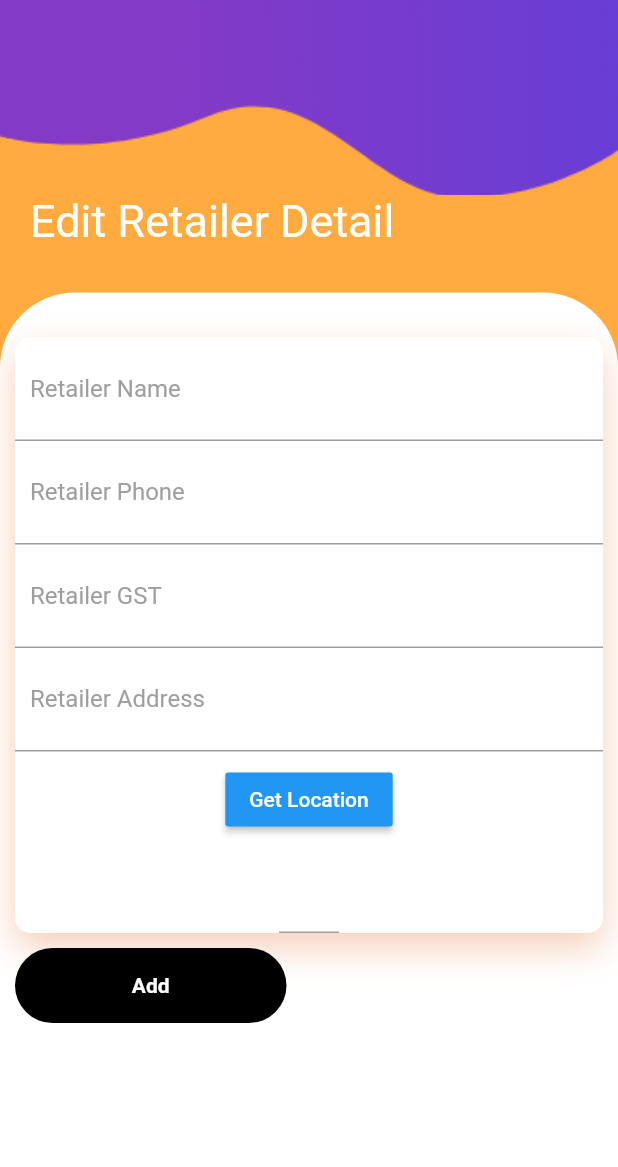
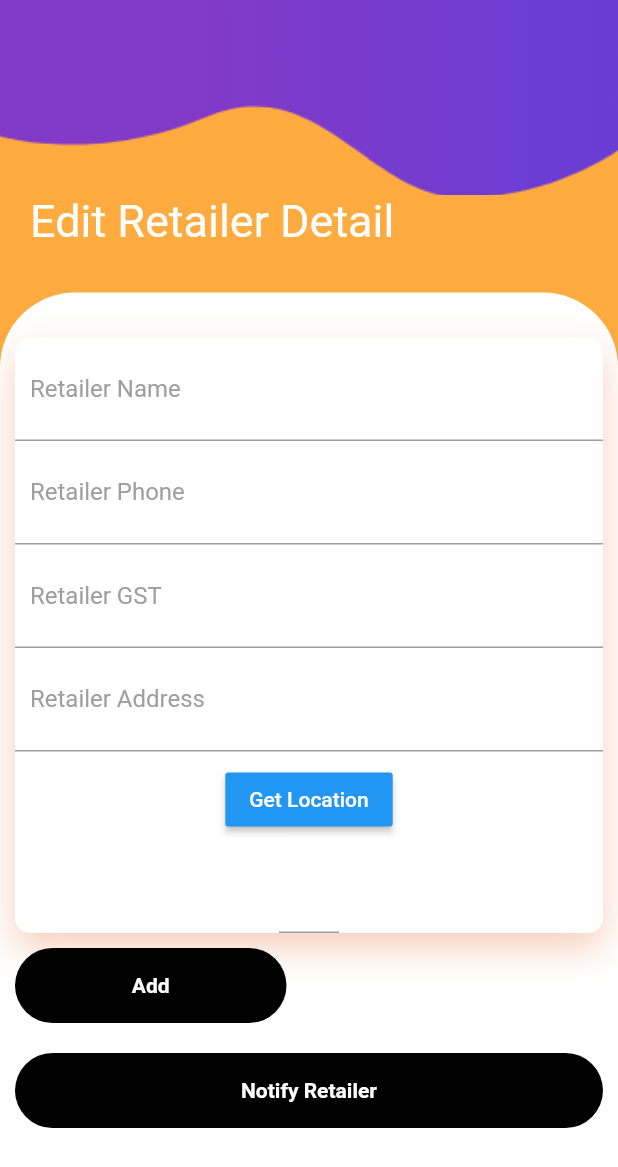
Before and after one commit to Abhii4/ThirdEye_InfoDeck_app, a Flutter app: the EditRetailer screen opened directly, on a phone screen of 412 x 824 dp. Shown: the top 1167 px of the screen. Run offline on Flutter 3.47's test engine with Material 2 defaults, Android fonts, the phone set to English and light mode, and no system bars; our stand-ins replace cloud_firestore, curved_navigation_bar, firebase_auth, geolocator, simple_animations; missing offline and left inert: flutter_open_whatsapp; accounts and stored records are empty.

Commit message:
Added Option to send a notification message to retailer's number before creating his entry.

```diff
--- a/lib/secondAprroach/editRetailer.dart
+++ b/lib/secondAprroach/editRetailer.dart
@@ -1,4 +1,5 @@
 import 'package:flutter/material.dart';
+import 'package:flutter_open_whatsapp/flutter_open_whatsapp.dart';
 import 'package:infodeck/animations/FadeAnimation.dart';
 import 'package:infodeck/secondAprroach/packagePage.dart';
 import 'package:infodeck/secondAprroach/retailer.dart';
@@ -11,6 +12,7 @@ class EditRetailer extends StatefulWidget {
 
   EditRetailer([this.retailer]);
 
+
   @override
   _EditRetailerState createState() => _EditRetailerState();
 }
@@ -20,7 +22,9 @@ class _EditRetailerState extends State<EditRetailer> {
   final phoneController = TextEditingController();
   final gstController = TextEditingController();
   final addressController = TextEditingController();
+  String phoneNumber;
   String userLocation='';
+  String notiBtn = 'Notify Retailer';
 
   @override
   void dispose() {
@@ -71,6 +75,7 @@ class _EditRetailerState extends State<EditRetailer> {
 
     Position position = await Geolocator().getCurrentPosition(desiredAccuracy: LocationAccuracy.high);
     List<Placemark> placemark = await Geolocator().placemarkFromCoordinates(position.latitude, position.longitude);
+    print(placemark);
     Placemark placeMark  = placemark[0];
     String name = placeMark.name;
     String subLocality = placeMark.subLocality;
@@ -81,6 +86,7 @@ class _EditRetailerState extends State<EditRetailer> {
     String address = "${name}, ${subLocality}, ${locality}, ${administrativeArea} ${postalCode}, ${country}";
     return address;
   }
+
 
   @override
   Widget build(BuildContext context) {
@@ -183,8 +189,10 @@ class _EditRetailerState extends State<EditRetailer> {
                                               color: Colors.grey[500]))),
                                   child: TextField(
                                     controller: phoneController,
-                                    onChanged: (value) =>
-                                        retailerProvider.changePhone(value),
+                                    onChanged: (value) {
+                                      retailerProvider.changePhone(value);
+                                      phoneNumber=value;
+                                    },
                                     decoration: InputDecoration(
                                         hintText: "Retailer Phone",
                                         hintStyle:
@@ -364,6 +372,39 @@ class _EditRetailerState extends State<EditRetailer> {
                             ),
                           ),
                         ],
+                      ),
+                      SizedBox(
+                        height: 10,
+                      ),
+                      Row (
+                        children: <Widget>[
+                          Expanded(
+                            child: FadeAnimation(
+                              1.9,
+                              (widget.retailer == null)
+                                  ? InkWell(
+                                  onTap: () {
+                                    FlutterOpenWhatsapp.sendSingleMessage(phoneNumber, "Your account has been created.").whenComplete(() => notiBtn='Notified.');
+                                  },
+                                  child: Container(
+                                    height: 50,
+                                    decoration: BoxDecoration(
+                                        borderRadius:
+                                        BorderRadius.circular(50),
+                                        color: Colors.black),
+                                    child: Center(
+                                      child: Text(
+                                        notiBtn,
+                                        style: TextStyle(
+                                            color: Colors.white,
+                                            fontWeight: FontWeight.bold),
+                                      ),
+                                    ),
+                                  ))
+                                  : Container(),
+                            ),
+                          ),
+                        ],
                       )
 
                     ],
--- a/lib/secondAprroach/packagePage.dart
+++ b/lib/secondAprroach/packagePage.dart
@@ -73,7 +73,7 @@ class _PackagePage extends State<PackagePage> {
 
     return Scaffold(
       appBar: AppBar(
-        title: Text("CheckBox in ListView Example"),
+        title: Text("Package List"),
       ),
       body: Container(
         // decoration: BoxDecoration(color: Color.fromRGBO(58, 66, 86, 1.0)),
--- a/pubspec.yaml
+++ b/pubspec.yaml
@@ -30,6 +30,7 @@ dependencies:
   curved_navigation_bar: ^0.3.3
   uuid: ^2.0.4
   geolocator: ^5.3.2+2
+  flutter_open_whatsapp:
 
 dev_dependencies:
   flutter_test:
```
Also changed, not shown: pubspec.lock.
